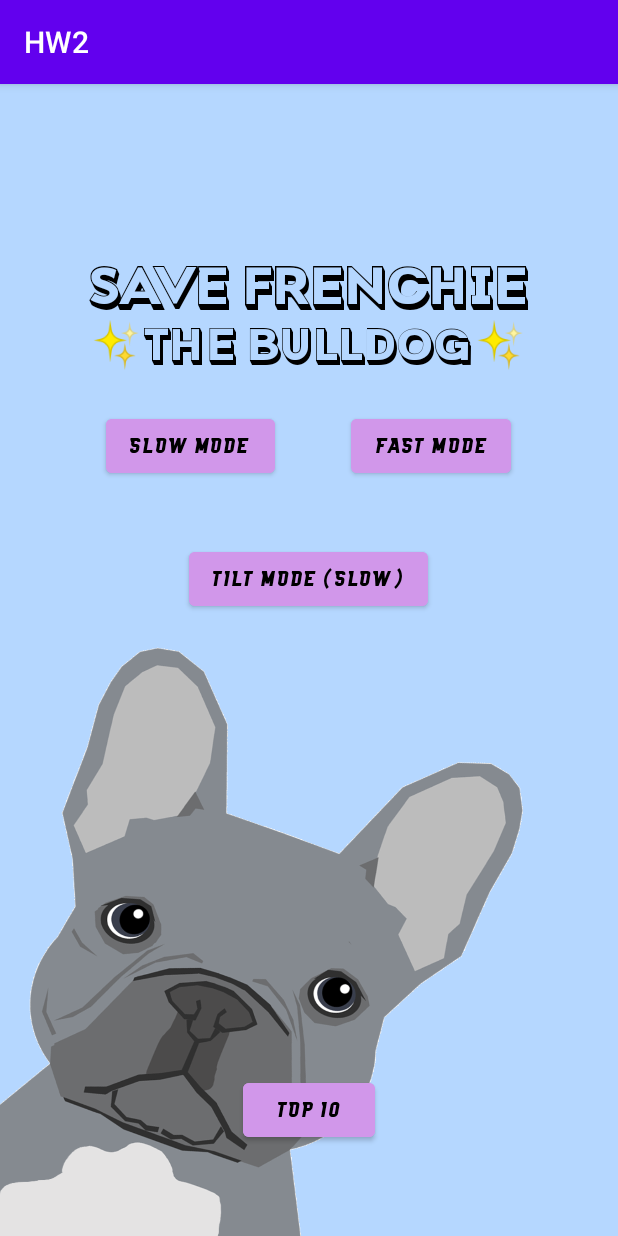
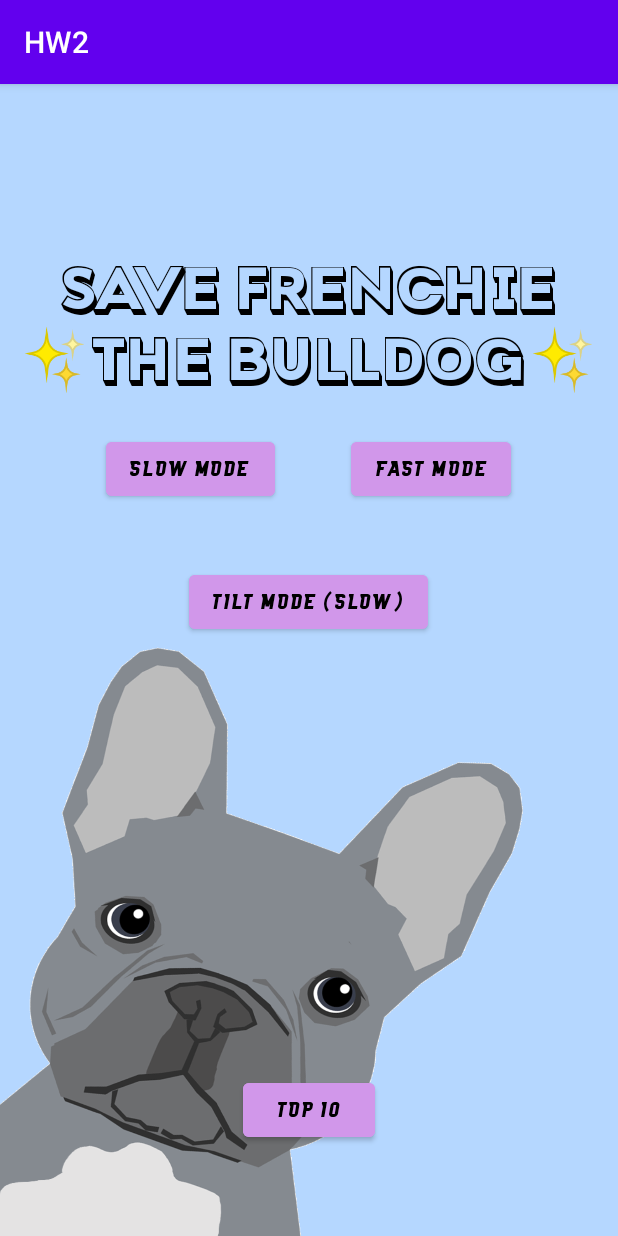
Before and after one commit to libi1820/HW2-11345, an Android app: the screen it shows after launch (MenuActivity), on a phone screen of 412 x 824 dp. Run offline under Robolectric (Android 15) with nearby library versions, the phone set to English and light mode, and no system bars.

Commit message:
Revert "update view"
This reverts commit bc04b8960001dedd6d5c6619e51beef989748f42.

```diff
--- a/app/src/main/res/layout/menu_activity.xml
+++ b/app/src/main/res/layout/menu_activity.xml
@@ -16,7 +16,7 @@
         android:fontFamily="@font/baliw"
         android:text="SAVE FRENCHIE"
         android:textColor="@color/black"
-        android:textSize="35sp" />
+        android:textSize="40sp" />
 
     <TextView
         android:id="@+id/menu_TXT_title2"
@@ -27,7 +27,7 @@
         android:fontFamily="@font/baliw"
         android:text="✨THE BULLDOG✨"
         android:textColor="@color/black"
-        android:textSize="30sp"
+        android:textSize="40sp"
 
         />
 
--- a/app/src/main/res/layout/records_activity.xml
+++ b/app/src/main/res/layout/records_activity.xml
@@ -49,7 +49,7 @@
             android:fontFamily="@font/iron_wall"
             android:text="TOP 10"
             android:textColor="#000000"
-            android:textSize="30sp" />
+            android:textSize="37sp" />
 
         <FrameLayout
             android:id="@+id/top_LAY_details"
```
